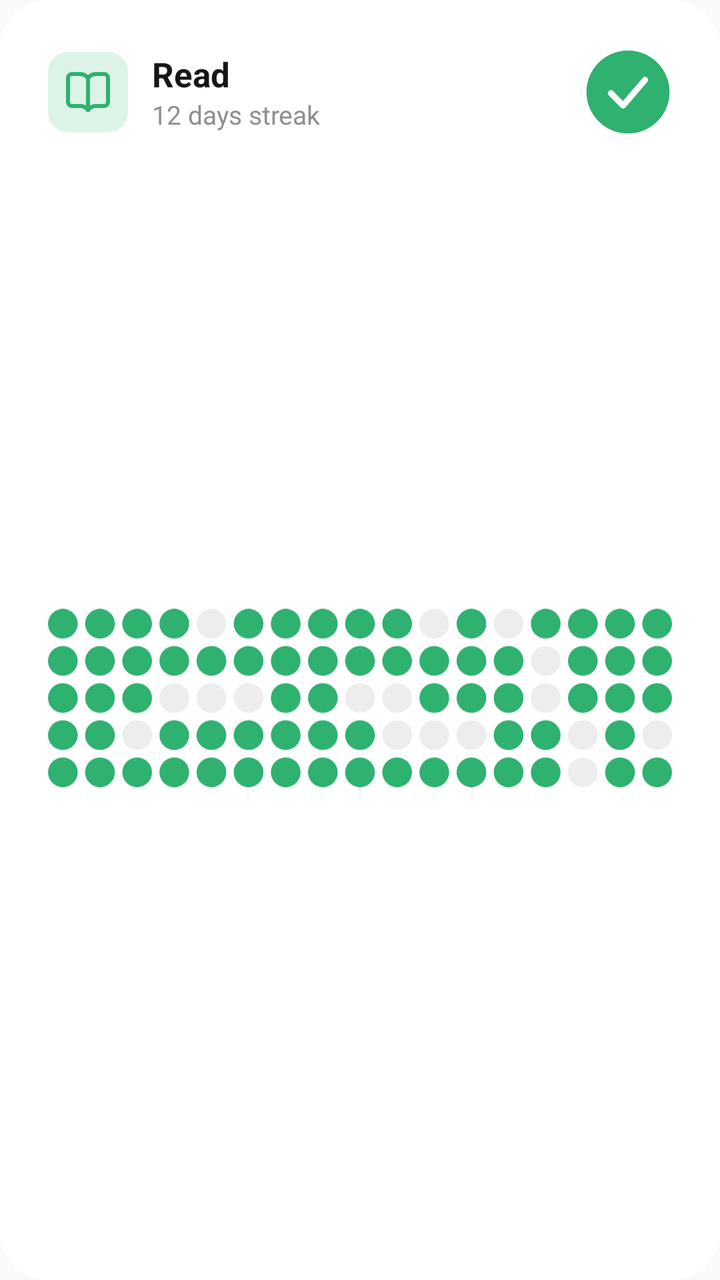
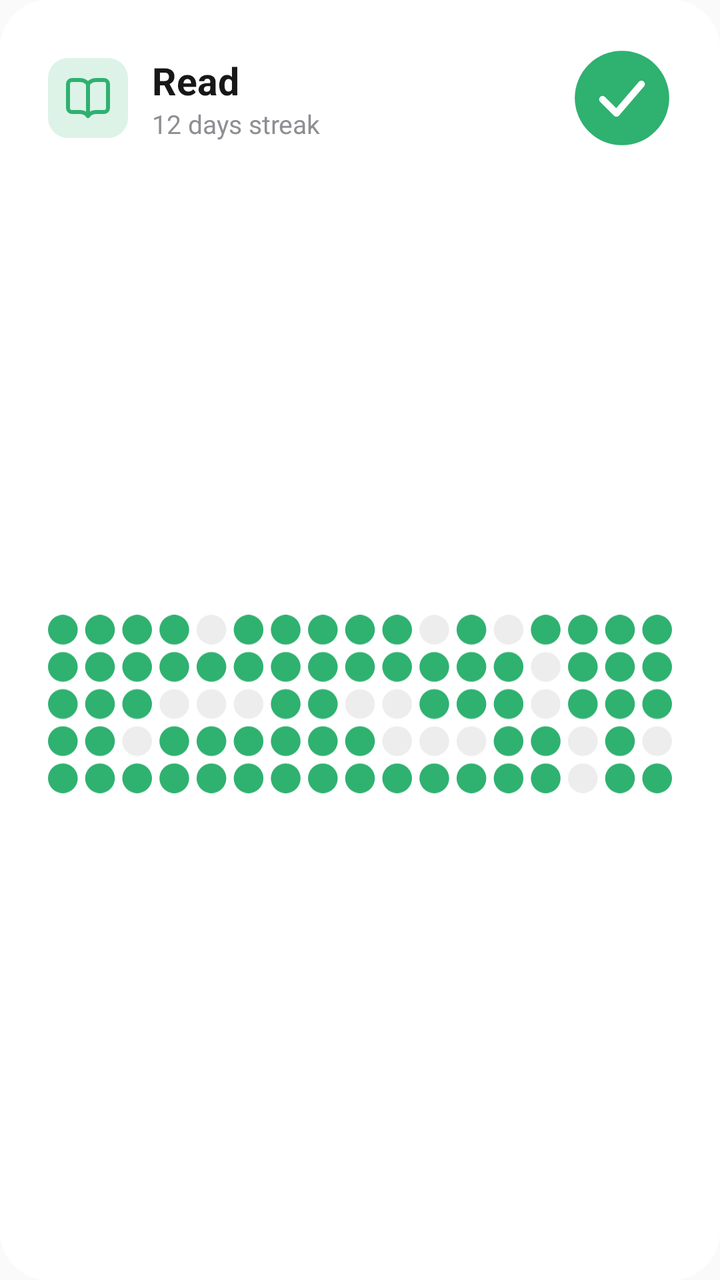

The first picture is an Android layout as it rendered before a commit; the second is the same layout after the commit. The layout source and the unified diff follow.
<!-- AndroidManifest.xml: application theme AppTheme -->
<!-- res/layout/widget_preview.xml -->
<?xml version="1.0" encoding="utf-8"?>
<FrameLayout xmlns:android="http://schemas.android.com/apk/res/android"
    android:layout_width="match_parent"
    android:layout_height="match_parent">

    <LinearLayout
        android:layout_width="match_parent"
        android:layout_height="match_parent"
        android:background="@drawable/widget_background"
        android:orientation="vertical"
        android:padding="24dp">

        <LinearLayout
            android:layout_width="match_parent"
            android:layout_height="44dp"
            android:gravity="center_vertical"
            android:orientation="horizontal">

            <ImageView
                android:layout_width="40dp"
                android:layout_height="40dp"
                android:background="@drawable/widget_preview_icon_background"
                android:importantForAccessibility="no"
                android:padding="8dp"
                android:src="@drawable/widget_icon_book"
                android:tint="#FF2FB170" />

            <LinearLayout
                android:layout_width="0dp"
                android:layout_height="wrap_content"
                android:layout_marginStart="12dp"
                android:layout_weight="1"
                android:orientation="vertical">

                <TextView
                    android:layout_width="wrap_content"
                    android:layout_height="wrap_content"
                    android:text="@string/widget_preview_name"
                    android:textColor="@color/widget_text"
                    android:textSize="17sp"
                    android:textStyle="bold" />

                <TextView
                    android:layout_width="wrap_content"
                    android:layout_height="wrap_content"
                    android:text="@string/widget_preview_streak"
                    android:textColor="@color/widget_text_secondary"
                    android:textSize="13sp" />
            </LinearLayout>

            <ImageView
                android:layout_width="44dp"
                android:layout_height="44dp"
                android:importantForAccessibility="no"
                android:src="@drawable/widget_preview_check" />
        </LinearLayout>

        <ImageView
            android:layout_width="match_parent"
            android:layout_height="0dp"
            android:layout_marginTop="14dp"
            android:layout_weight="1"
            android:importantForAccessibility="no"
            android:scaleType="fitCenter"
            android:src="@drawable/widget_preview_heatmap" />
    </LinearLayout>
</FrameLayout>
<!-- resources referenced by this layout -->
<resources>
  <color name="widget_text">#171717</color>
  <color name="widget_text_secondary">#8E8E93</color>
  <!-- drawable widget_background (drawable) -->
  <?xml version="1.0" encoding="utf-8"?>
  <shape xmlns:android="http://schemas.android.com/apk/res/android" android:shape="rectangle">
      <solid android:color="@color/widget_background" />
      <corners android:radius="24dp" />
  </shape>
  <!-- drawable widget_icon_book (drawable) -->
  <?xml version="1.0" encoding="utf-8"?>
  <vector xmlns:android="http://schemas.android.com/apk/res/android"
      android:width="24dp"
      android:height="24dp"
      android:viewportWidth="24"
      android:viewportHeight="24">
      <path
          android:pathData="M12 5v16"
          android:strokeColor="#FFFFFFFF"
          android:strokeWidth="2"
          android:strokeLineCap="round"
          android:strokeLineJoin="round"
          android:fillColor="#00000000" />
      <path
          android:pathData="M20.001 19A2 2 0 0 0 22 17V5a2 2 0 0 0 -1.999 -2L16 3.002A5 5 0 0 0 12 5a5 5 0 0 0 -4 -2H4a2 2 0 0 0 -2 2v12a2 2 0 0 0 1.999 2H8a5 5 0 0 1 4 2 5 5 0 0 1 4 -2 z"
          android:strokeColor="#FFFFFFFF"
          android:strokeWidth="2"
          android:strokeLineCap="round"
          android:strokeLineJoin="round"
          android:fillColor="#00000000" />
  </vector>
  <!-- drawable widget_preview_check (drawable) -->
  <?xml version="1.0" encoding="utf-8"?>
  <vector xmlns:android="http://schemas.android.com/apk/res/android"
      android:width="36dp"
      android:height="36dp"
      android:viewportWidth="36"
      android:viewportHeight="36">
      <path android:fillColor="#FF2FB170" android:pathData="M1 18a17 17 0 1 0 34 0a17 17 0 1 0 -34 0" />
      <path
          android:pathData="M11 18.5L16 23.5L25 13"
          android:strokeColor="#FFFFFFFF"
          android:strokeWidth="2.5"
          android:strokeLineCap="round"
          android:strokeLineJoin="round"
          android:fillColor="#00000000" />
  </vector>
  <!-- drawable widget_preview_heatmap: vector/xml drawable (drawable, 4904 chars, omitted) -->
  <!-- drawable widget_preview_icon_background (drawable) -->
  <?xml version="1.0" encoding="utf-8"?>
  <shape xmlns:android="http://schemas.android.com/apk/res/android" android:shape="rectangle">
      <solid android:color="#292FB170" />
      <corners android:radius="10dp" />
  </shape>
  <string name="widget_preview_name">Read</string>
  <string name="widget_preview_streak">12 days streak</string>
  <style name="AppTheme" parent="Theme.AppCompat.Light.DarkActionBar">
          
          <item name="colorPrimary">@color/colorPrimary</item>
          <item name="colorPrimaryDark">@color/colorPrimaryDark</item>
          <item name="colorAccent">@color/colorAccent</item>
      </style>
  <color name="widget_background">#FFFFFF</color>
</resources>

<!-- the commit's change to res/layout/widget_preview.xml (unified diff, before → after) -->
@@ -12,7 +12,7 @@
 
         <LinearLayout
             android:layout_width="match_parent"
-            android:layout_height="44dp"
+            android:layout_height="50dp"
             android:gravity="center_vertical"
             android:orientation="horizontal">
 
@@ -37,7 +37,7 @@
                     android:layout_height="wrap_content"
                     android:text="@string/widget_preview_name"
                     android:textColor="@color/widget_text"
-                    android:textSize="17sp"
+                    android:textSize="19sp"
                     android:textStyle="bold" />
 
                 <TextView
@@ -49,8 +49,8 @@
             </LinearLayout>
 
             <ImageView
-                android:layout_width="44dp"
-                android:layout_height="44dp"
+                android:layout_width="50dp"
+                android:layout_height="50dp"
                 android:importantForAccessibility="no"
                 android:src="@drawable/widget_preview_check" />
         </LinearLayout>
